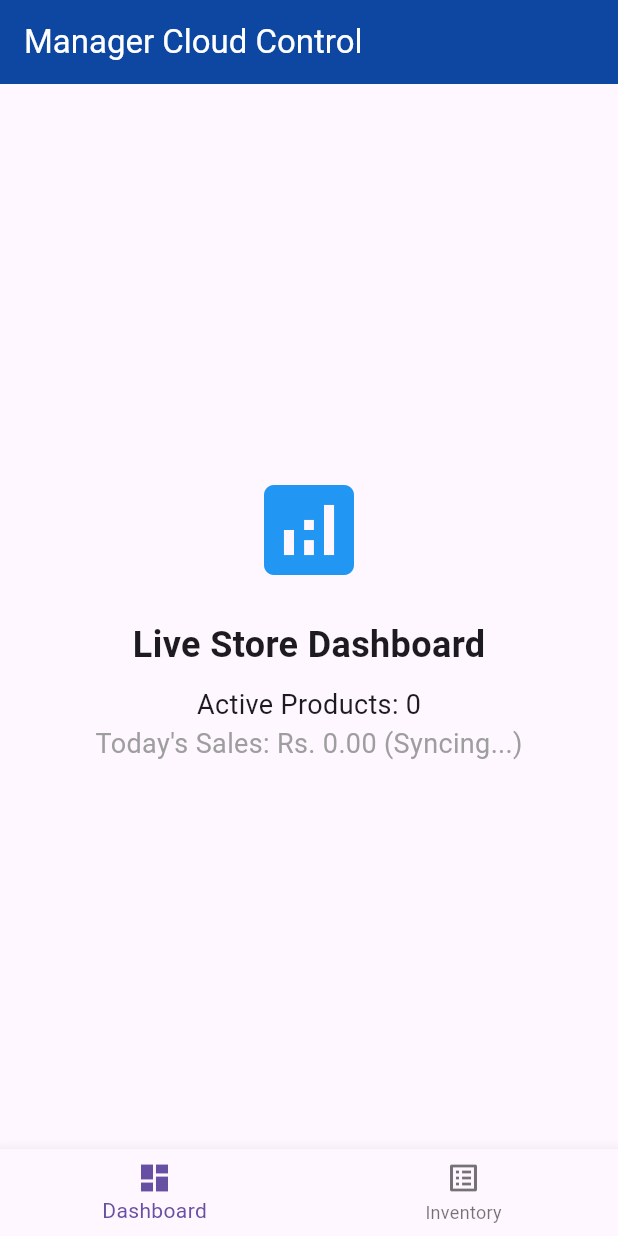
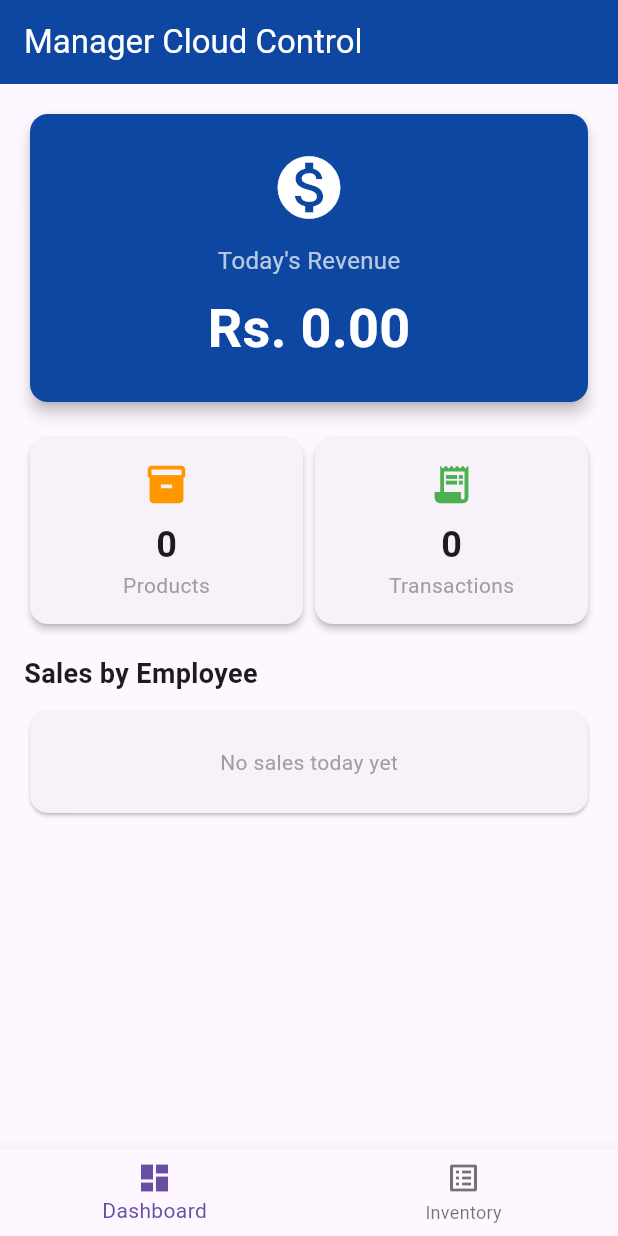
Before and after one commit to Pathum-Chamod/Food-city-pos-system, a Flutter app: the screen it shows after launch, on a phone screen of 412 x 824 dp. Run offline on Flutter 3.47's test engine with Material 3 defaults, Android fonts, the phone set to English and light mode, and no system bars; our stand-ins replace connectivity_plus, sqflite_common_ffi; accounts and stored records are empty; network calls fail.

Commit message:
Add live dashboard with sales analytics and cashier breakdown to admin app, and improve product price parsing.

```diff
--- a/apps/admin_app/lib/providers/admin_provider.dart
+++ b/apps/admin_app/lib/providers/admin_provider.dart
@@ -6,12 +6,34 @@ import 'dart:convert';
 class AdminProvider with ChangeNotifier {
   List<Product> _products = [];
   bool _isLoading = false;
+  double _todayTotalSales = 0.0;
+  List<dynamic> _cashierBreakdown = [];
 
   List<Product> get products => _products;
   bool get isLoading => _isLoading;
+  double get todayTotalSales => _todayTotalSales;
+  List<dynamic> get cashierBreakdown => _cashierBreakdown;
 
   // ⚠️ YOUR LIVE SPACESHIP API URL
   final String apiUrl = "https://alfasoft.it.com/api/pos_sync.php";
+
+  // 0. Fetch today's sales analytics from the cloud
+  Future<void> fetchDashboardStats() async {
+    try {
+      final response = await http.get(Uri.parse('$apiUrl?action=get_sales'));
+
+      if (response.statusCode == 200) {
+        final data = json.decode(response.body);
+        if (data['status'] == 'success') {
+          _todayTotalSales = (data['grand_total'] as num).toDouble();
+          _cashierBreakdown = data['cashier_sales'];
+          notifyListeners();
+        }
+      }
+    } catch (e) {
+      debugPrint("Error fetching sales stats: $e");
+    }
+  }
 
   // 1. Fetch live products from your MySQL Database
   Future<void> fetchProducts() async {
--- a/apps/admin_app/lib/screens/admin_home.dart
+++ b/apps/admin_app/lib/screens/admin_home.dart
@@ -15,9 +15,10 @@ class _AdminHomeState extends State<AdminHome> {
   @override
   void initState() {
     super.initState();
-    // Fetch products from the "cloud" when the app opens
+    // Fetch products and dashboard stats from the cloud when the app opens
     WidgetsBinding.instance.addPostFrameCallback((_) {
       context.read<AdminProvider>().fetchProducts();
+      context.read<AdminProvider>().fetchDashboardStats();
     });
   }
 
@@ -67,16 +68,102 @@ class _AdminHomeState extends State<AdminHome> {
 
     final List<Widget> pages = [
       // PAGE 1: Dashboard
-      Center(
-        child: Column(
-          mainAxisAlignment: MainAxisAlignment.center,
+      RefreshIndicator(
+        onRefresh: () async {
+          await provider.fetchDashboardStats();
+        },
+        child: ListView(
+          padding: const EdgeInsets.all(16),
           children: [
-            const Icon(Icons.analytics, size: 80, color: Colors.blue),
-            const SizedBox(height: 20),
-            const Text('Live Store Dashboard', style: TextStyle(fontSize: 24, fontWeight: FontWeight.bold)),
-            const SizedBox(height: 10),
-            Text('Active Products: ${provider.products.length}', style: const TextStyle(fontSize: 18)),
-            const Text('Today\'s Sales: Rs. 0.00 (Syncing...)', style: TextStyle(fontSize: 18, color: Colors.grey)),
+            // Revenue Card
+            Card(
+              elevation: 4,
+              color: Colors.blue[900],
+              child: Padding(
+                padding: const EdgeInsets.all(24),
+                child: Column(
+                  children: [
+                    const Icon(Icons.monetization_on, size: 50, color: Colors.white),
+                    const SizedBox(height: 12),
+                    const Text("Today's Revenue", style: TextStyle(fontSize: 16, color: Colors.white70)),
+                    const SizedBox(height: 8),
+                    Text(
+                      'Rs. ${provider.todayTotalSales.toStringAsFixed(2)}',
+                      style: const TextStyle(fontSize: 36, fontWeight: FontWeight.bold, color: Colors.white),
+                    ),
+                  ],
+                ),
+              ),
+            ),
+            const SizedBox(height: 16),
+
+            // Stats Row
+            Row(
+              children: [
+                Expanded(
+                  child: Card(
+                    elevation: 2,
+                    child: Padding(
+                      padding: const EdgeInsets.all(16),
+                      child: Column(
+                        children: [
+                          const Icon(Icons.inventory_2, size: 30, color: Colors.orange),
+                          const SizedBox(height: 8),
+                          Text('${provider.products.length}', style: const TextStyle(fontSize: 24, fontWeight: FontWeight.bold)),
+                          const Text('Products', style: TextStyle(color: Colors.grey)),
+                        ],
+                      ),
+                    ),
+                  ),
+                ),
+                Expanded(
+                  child: Card(
+                    elevation: 2,
+                    child: Padding(
+                      padding: const EdgeInsets.all(16),
+                      child: Column(
+                        children: [
+                          const Icon(Icons.receipt_long, size: 30, color: Colors.green),
+                          const SizedBox(height: 8),
+                          Text(
+                            '${provider.cashierBreakdown.fold<int>(0, (sum, c) => sum + int.parse(c['transaction_count'].toString()))}',
+                            style: const TextStyle(fontSize: 24, fontWeight: FontWeight.bold),
+                          ),
+                          const Text('Transactions', style: TextStyle(color: Colors.grey)),
+                        ],
+                      ),
+                    ),
+                  ),
+                ),
+              ],
+            ),
+            const SizedBox(height: 16),
+
+            // Cashier Breakdown
+            const Text('Sales by Employee', style: TextStyle(fontSize: 18, fontWeight: FontWeight.bold)),
+            const SizedBox(height: 8),
+            if (provider.cashierBreakdown.isEmpty)
+              const Card(
+                child: Padding(
+                  padding: EdgeInsets.all(24),
+                  child: Center(child: Text('No sales today yet', style: TextStyle(color: Colors.grey))),
+                ),
+              )
+            else
+              ...provider.cashierBreakdown.map((cashier) => Card(
+                child: ListTile(
+                  leading: CircleAvatar(
+                    backgroundColor: Colors.blue[100],
+                    child: const Icon(Icons.person, color: Colors.blue),
+                  ),
+                  title: Text(cashier['cashier_name'] ?? 'Unknown', style: const TextStyle(fontWeight: FontWeight.bold)),
+                  subtitle: Text('${cashier['transaction_count']} transactions'),
+                  trailing: Text(
+                    'Rs. ${double.parse(cashier['total_sales'].toString()).toStringAsFixed(2)}',
+                    style: const TextStyle(color: Colors.green, fontSize: 16, fontWeight: FontWeight.bold),
+                  ),
+                ),
+              )),
           ],
         ),
       ),
--- a/apps/pos_app/lib/providers/cart_provider.dart
+++ b/apps/pos_app/lib/providers/cart_provider.dart
@@ -1,5 +1,5 @@
 import 'package:flutter/material.dart';
-import 'package:shared/models/product.dart';
+import 'package:shared/shared.dart';
 
 class CartItem {
   final Product product;
@@ -12,25 +12,43 @@ class CartItem {
 
 class CartProvider with ChangeNotifier {
   final List<CartItem> _items = [];
+  bool _isRefundMode = false;
 
   List<CartItem> get items => _items;
+  bool get isRefundMode => _isRefundMode;
 
   double get cartTotal {
-    return _items.fold(0, (sum, item) => sum + item.total);
+    return _items.fold(0, (sum, item) => sum + (item.product.price * item.quantity));
+  }
+
+  // Toggle refund mode and clear the cart to prevent mixing sales & returns
+  void toggleRefundMode(bool value) {
+    _isRefundMode = value;
+    _items.clear();
+    notifyListeners();
   }
 
   void addToCart(Product product) {
-    final existingIndex = _items.indexWhere((item) => item.product.id == product.id);
-    if (existingIndex >= 0) {
-      _items[existingIndex].quantity++;
+    final index = _items.indexWhere((item) => item.product.barcode == product.barcode);
+
+    // Add -1 if refunding, +1 if selling
+    final qtyToAdd = _isRefundMode ? -1 : 1;
+
+    if (index >= 0) {
+      _items[index].quantity += qtyToAdd;
+      // If quantity hits 0 (e.g., they cancel the item), remove it from the cart
+      if (_items[index].quantity == 0) {
+        _items.removeAt(index);
+      }
     } else {
-      _items.add(CartItem(product: product));
+      _items.add(CartItem(product: product, quantity: qtyToAdd));
     }
     notifyListeners();
   }
 
   void clearCart() {
     _items.clear();
+    _isRefundMode = false; // Reset to standard sale after checkout
     notifyListeners();
   }
 
--- a/packages/shared/lib/models/product.dart
+++ b/packages/shared/lib/models/product.dart
@@ -33,7 +33,7 @@ class Product {
       id: map['id'],
       barcode: map['barcode'],
       name: map['name'],
-      price: map['price'],
+      price: (map['price'] as num).toDouble(),
       stock: map['stock'],
       updatedAt: map['updated_at'],
     );
```
